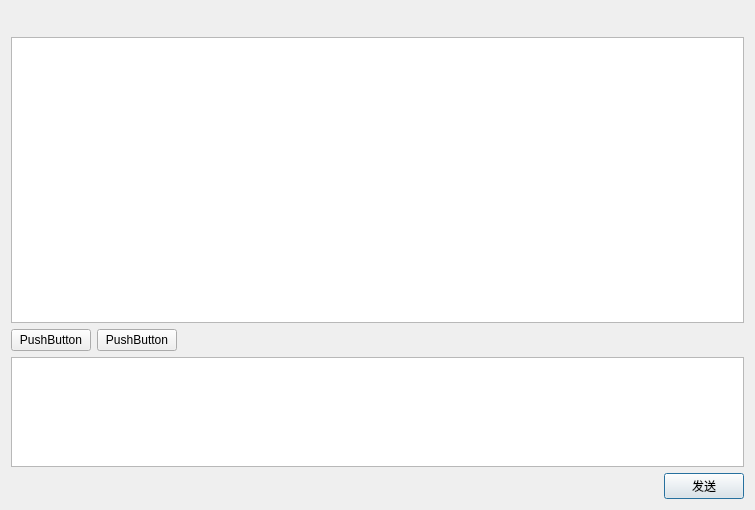
Before: the Qt Designer form Client/chatingdialog.ui in Jearyhao/MyChat, drawn with Qt 5.
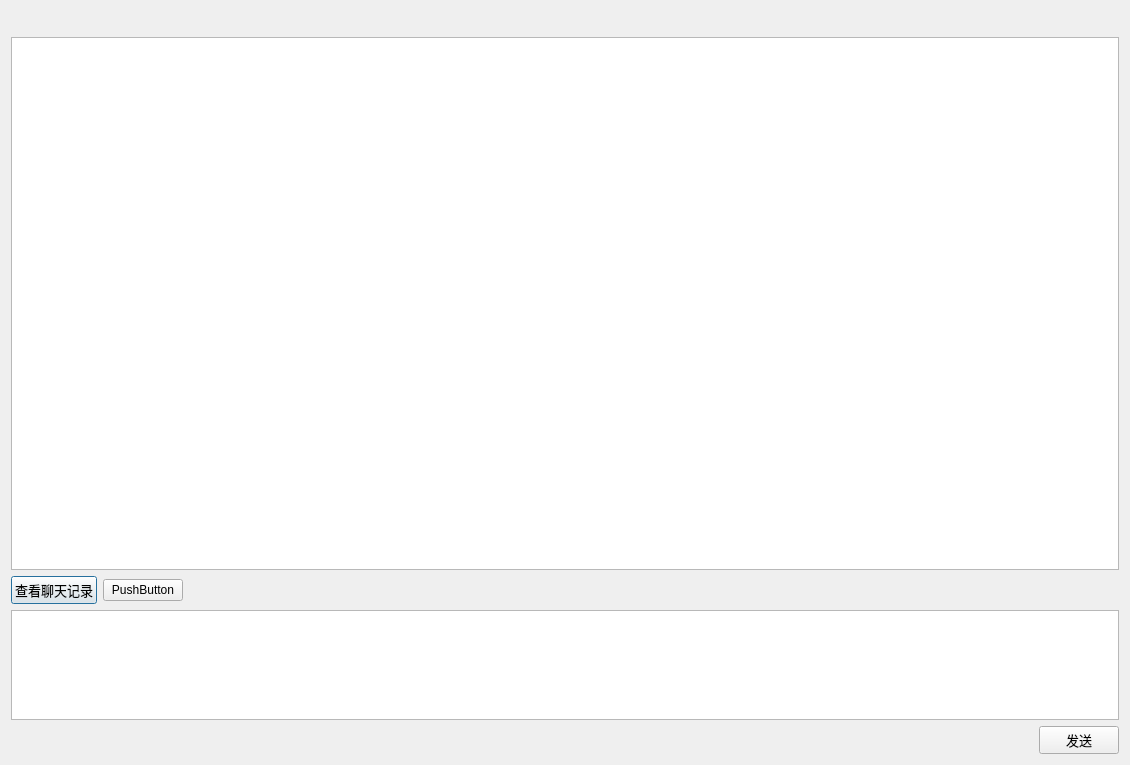
After: the same form once the commit is applied.

Commit message: redesign chatingdialog UI

```diff
--- a/Client/chatingdialog.ui
+++ b/Client/chatingdialog.ui
@@ -6,20 +6,20 @@
    <rect>
     <x>0</x>
     <y>0</y>
-    <width>755</width>
-    <height>510</height>
+    <width>1130</width>
+    <height>765</height>
    </rect>
   </property>
   <property name="minimumSize">
    <size>
-    <width>755</width>
-    <height>510</height>
+    <width>1130</width>
+    <height>765</height>
    </size>
   </property>
   <property name="maximumSize">
    <size>
-    <width>755</width>
-    <height>510</height>
+    <width>1130</width>
+    <height>765</height>
    </size>
   </property>
   <property name="windowTitle">
@@ -27,57 +27,8 @@
   </property>
   <layout class="QVBoxLayout" name="verticalLayout">
    <item>
-    <layout class="QGridLayout" name="gridLayout">
-     <item row="4" column="0">
-      <layout class="QHBoxLayout" name="horizontalLayout_2">
-       <item>
-        <spacer name="horizontalSpacer_2">
-         <property name="orientation">
-          <enum>Qt::Horizontal</enum>
-         </property>
-         <property name="sizeHint" stdset="0">
-          <size>
-           <width>40</width>
-           <height>20</height>
-          </size>
-         </property>
-        </spacer>
-       </item>
-       <item>
-        <widget class="QPushButton" name="sendButton">
-         <property name="text">
-          <string>发送</string>
-         </property>
-        </widget>
-       </item>
-      </layout>
-     </item>
-     <item row="3" column="0">
-      <widget class="QTextEdit" name="textEdit">
-       <property name="minimumSize">
-        <size>
-         <width>0</width>
-         <height>0</height>
-        </size>
-       </property>
-       <property name="maximumSize">
-        <size>
-         <width>16777215</width>
-         <height>110</height>
-        </size>
-       </property>
-      </widget>
-     </item>
-     <item row="1" column="0">
       <layout class="QHBoxLayout" name="horizontalLayout_3">
        <item>
-        <widget class="QListWidget" name="listWidget"/>
-       </item>
-      </layout>
-     </item>
-     <item row="0" column="0">
-      <layout class="QHBoxLayout" name="horizontalLayout_4">
-       <item>
         <spacer name="horizontalSpacer_3">
          <property name="orientation">
           <enum>Qt::Horizontal</enum>
@@ -92,6 +43,11 @@
        </item>
        <item>
         <widget class="QLabel" name="friendNameLabel">
+       <property name="font">
+        <font>
+         <pointsize>10</pointsize>
+        </font>
+       </property>
          <property name="text">
           <string/>
          </property>
@@ -112,12 +68,20 @@
        </item>
       </layout>
      </item>
-     <item row="2" column="0">
+   <item>
+    <widget class="QListWidget" name="listWidget"/>
+   </item>
+   <item>
       <layout class="QHBoxLayout" name="horizontalLayout">
        <item>
         <widget class="QPushButton" name="pushButton">
+       <property name="font">
+        <font>
+         <pointsize>10</pointsize>
+        </font>
+       </property>
          <property name="text">
-          <string>PushButton</string>
+        <string>查看聊天记录</string>
          </property>
         </widget>
        </item>
@@ -142,6 +106,49 @@
         </spacer>
        </item>
       </layout>
+   </item>
+   <item>
+    <widget class="QTextEdit" name="textEdit">
+     <property name="minimumSize">
+      <size>
+       <width>0</width>
+       <height>0</height>
+      </size>
+     </property>
+     <property name="maximumSize">
+      <size>
+       <width>16777215</width>
+       <height>110</height>
+      </size>
+     </property>
+    </widget>
+   </item>
+   <item>
+    <layout class="QHBoxLayout" name="horizontalLayout_2">
+     <item>
+      <spacer name="horizontalSpacer_2">
+       <property name="orientation">
+        <enum>Qt::Horizontal</enum>
+       </property>
+       <property name="sizeHint" stdset="0">
+        <size>
+         <width>40</width>
+         <height>20</height>
+        </size>
+       </property>
+      </spacer>
+     </item>
+     <item>
+      <widget class="QPushButton" name="sendButton">
+       <property name="font">
+        <font>
+         <pointsize>10</pointsize>
+        </font>
+       </property>
+       <property name="text">
+        <string>发送</string>
+       </property>
+      </widget>
      </item>
     </layout>
    </item>
```
Lines whose indentation alone changed are shown as unchanged. The commit also changes 1 other file.
